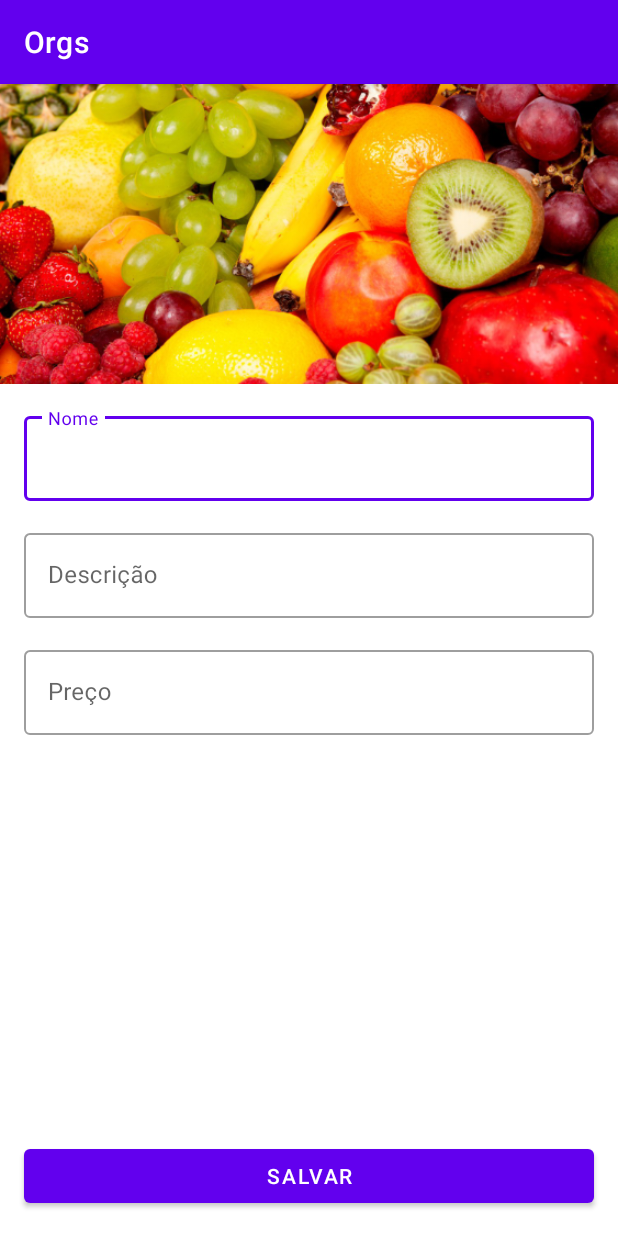
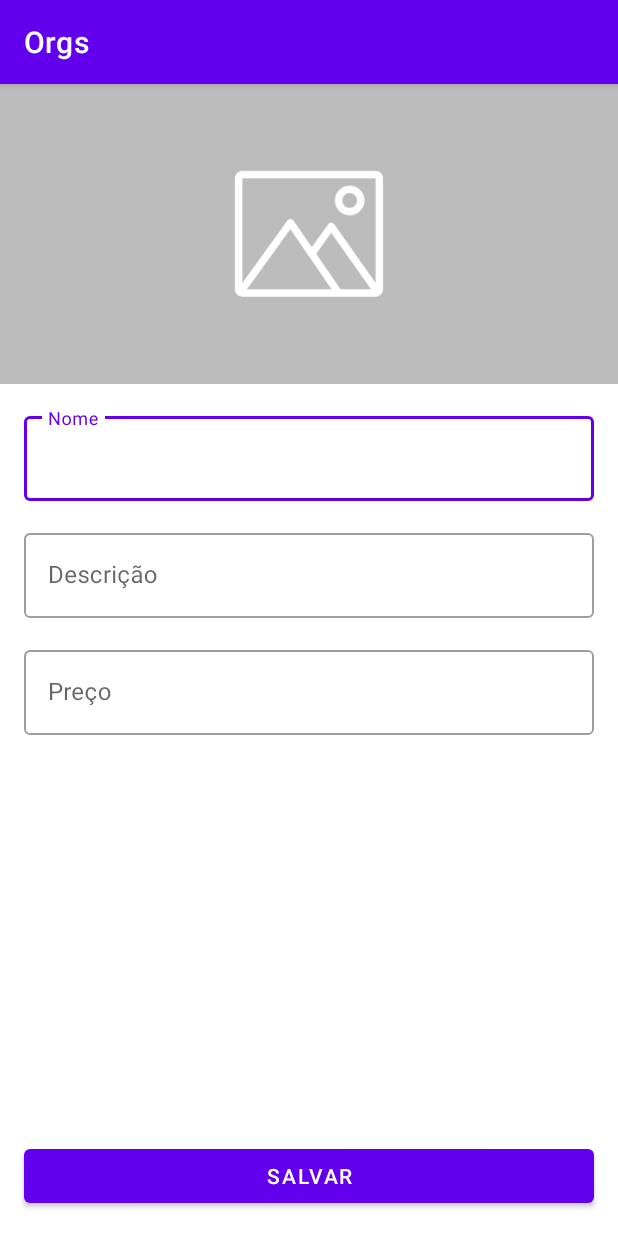
Before and after one commit to FerreirinhaJean/app-orgs, an Android app: the screen it shows after launch (FormularioProdutoActivity), after a tap on "NOVO PRODUTO", on a phone screen of 412 x 824 dp. Run offline under Robolectric (Android 15) with nearby library versions, the phone set to English and light mode, and no system bars.

Commit message:
Adicionado Dialog no formulário de produto.

```diff
--- a/app/src/main/java/br/com/jean/orgs/activity/FormularioProdutoActivity.kt
+++ b/app/src/main/java/br/com/jean/orgs/activity/FormularioProdutoActivity.kt
@@ -4,6 +4,7 @@ import androidx.appcompat.app.AppCompatActivity
 import android.os.Bundle
 import android.widget.Button
 import android.widget.EditText
+import androidx.appcompat.app.AlertDialog
 import br.com.jean.orgs.R
 import br.com.jean.orgs.dao.ProdutoDao
 import br.com.jean.orgs.databinding.ActivityFormularioProdutoBinding
@@ -16,13 +17,23 @@ class FormularioProdutoActivity : AppCompatActivity() {
     private val binding by lazy {
         ActivityFormularioProdutoBinding.inflate(layoutInflater)
     }
+
     private val dao = ProdutoDao()
 
     override fun onCreate(savedInstanceState: Bundle?) {
         super.onCreate(savedInstanceState)
+        setContentView(binding.root)
 
         configuraBotaoSalvar()
-        setContentView(binding.root)
+        val produtoImagem = binding.activityFormularioProdutoImagem
+
+        produtoImagem.setOnClickListener {
+            val builder = AlertDialog.Builder(this)
+            builder.setPositiveButton("Confimar") { _, _ -> }
+            builder.setNegativeButton("Cancelar") { _, _ -> }
+            builder.setView(R.layout.formulario_imagens)
+            builder.show()
+        }
     }
 
     private fun configuraBotaoSalvar() {
--- a/app/src/main/java/br/com/jean/orgs/activity/MainActivity.kt
+++ b/app/src/main/java/br/com/jean/orgs/activity/MainActivity.kt
@@ -28,14 +28,6 @@ class MainActivity : AppCompatActivity() {
 
         configuraRecyclerView()
         configuraFab()
-
-        val builder = AlertDialog.Builder(this)
-
-        builder.setTitle("Titulo de teste")
-        builder.setMessage("Mensagem de teste")
-        builder.setPositiveButton("Confimar") { _, _ -> }
-        builder.setNegativeButton("Cancelar") { _, _ -> }
-        builder.show()
     }
 
     override fun onResume() {
--- /dev/null
+++ b/app/src/main/res/drawable/ic_baseline_refresh_24.xml
@@ -0,0 +1,5 @@
+<vector android:height="24dp" android:tint="#000000"
+    android:viewportHeight="24" android:viewportWidth="24"
+    android:width="24dp" xmlns:android="http://schemas.android.com/apk/res/android">
+    <path android:fillColor="@android:color/white" android:pathData="M17.65,6.35C16.2,4.9 14.21,4 12,4c-4.42,0 -7.99,3.58 -7.99,8s3.57,8 7.99,8c3.73,0 6.84,-2.55 7.73,-6h-2.08c-0.82,2.33 -3.04,4 -5.65,4 -3.31,0 -6,-2.69 -6,-6s2.69,-6 6,-6c1.66,0 3.14,0.69 4.22,1.78L13,11h7V4l-2.35,2.35z"/>
+</vector>
--- a/app/src/main/res/layout/activity_formulario_produto.xml
+++ b/app/src/main/res/layout/activity_formulario_produto.xml
@@ -19,7 +19,7 @@
             app:layout_constraintEnd_toEndOf="parent"
             app:layout_constraintStart_toStartOf="parent"
             app:layout_constraintTop_toTopOf="parent"
-            app:srcCompat="@drawable/produto_1" />
+            app:srcCompat="@drawable/imagem_padrao" />
 
         <com.google.android.material.textfield.TextInputLayout
             android:id="@+id/activity_formulario_produto_nome"
```
Also changed, not shown: app/src/main/res/layout/formulario_imagens.xml (added, +53 -0 lines), app/src/main/res/drawable-hdpi/imagem_padrao.png (added), app/src/main/res/drawable-ldpi/imagem_padrao.png (added), app/src/main/res/drawable-mdpi/imagem_padrao.png (added), app/src/main/res/drawable-xhdpi/imagem_padrao.png (added), app/src/main/res/drawable-xxhdpi/imagem_padrao.png (added), app/src/main/res/drawable-xxxhdpi/imagem_padrao.png (added).
